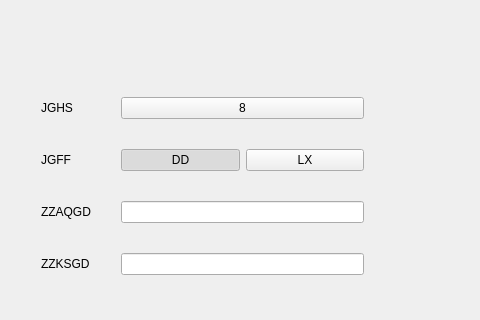
Qt form forms/run/runmanualmulti.ui (zephyrrr/Camotics_modbus) before a commit; both pictures show x 0 to 480 and y 81 to 401 of the 795 by 534 pixel window.
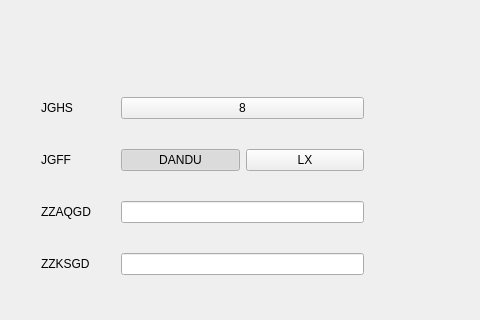
The same form after that commit. Custom widgets are drawn as their Qt base class.

```diff
--- a/forms/run/runmanualmulti.ui
+++ b/forms/run/runmanualmulti.ui
@@ -77,7 +77,7 @@
               <item>
                 <widget class="QPushButton" name="btnJgff">
                   <property name="text">
-                    <string>DD</string>
+                    <string>DANDU</string>
                   </property>
                   <property name="checkable">
                     <bool>true</bool>
```
